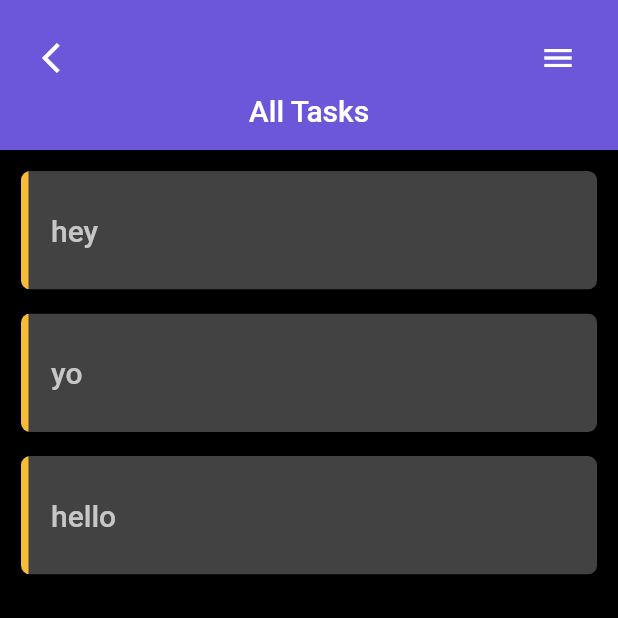
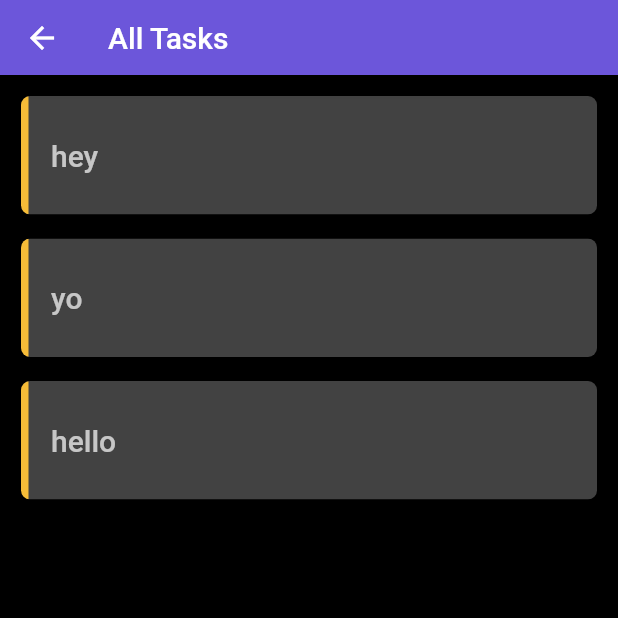
Before and after one commit to Eunice-nma/todolist, a Flutter app: the screen it shows after launch, after a tap on "All Task", on a phone screen of 412 x 824 dp, the top half of it. Run offline on Flutter 3.47's test engine with Material 2 defaults, Android fonts, the phone set to English and light mode, and no system bars; our stand-ins replace flutter_slidable.

Commit message:
Fixed Work Screen

```diff
--- a/lib/main.dart
+++ b/lib/main.dart
@@ -7,6 +7,7 @@ import 'package:what_to_do/pages/homePage.dart';
 import 'package:what_to_do/pages/shopping.dart';
 import 'package:what_to_do/pages/trash.dart';
 import 'package:what_to_do/pages/work.dart';
+import 'package:what_to_do/pages/work_new.dart';
 import 'package:what_to_do/utility/themes.dart';
 import 'package:provider/provider.dart';
 
@@ -31,7 +32,8 @@ class MyApp extends StatelessWidget {
         routes: {
         '/homePage':(context)=> HomePage(),
         '/allTask':(context)=> AllTask(),
-        '/work':(context)=> WorkFolder(),
+        '/work':(context)=> WorkFolderNew(),
+//        '/work':(context)=> WorkFolder(),
         '/home':(context)=> HomeFolder(),
         '/events':(context)=> EventsFolder(),
         '/shopping':(context)=> ShoppingFolder(),
--- a/lib/myAppBar.dart
+++ b/lib/myAppBar.dart
@@ -115,114 +115,3 @@ AppBar myAppBar(context, headerColor, headerText, todoList){
   );
 }
 */
- class MyAppBar extends StatefulWidget {
-   final Color headerColor;
-   final String headerText;
-
-   MyAppBar({this.headerColor, this.headerText});
-   @override
-   _MyAppBarState createState() => _MyAppBarState();
-
- }
-
- class _MyAppBarState extends State<MyAppBar> {
-   @override
-   Widget build(BuildContext context) {
-     return AppBar(
-         automaticallyImplyLeading: false,
-         toolbarHeight: 100, // Set this height
-         flexibleSpace: Container(
-           color: widget.headerColor
-         ),
-         title: Column(
-           children: <Widget>[
-             Row(
-               mainAxisAlignment: MainAxisAlignment.spaceBetween,
-               children: <Widget>[
-                 IconButton(
-                   icon: Icon(Icons.arrow_back_ios),
-                   onPressed: () => Navigator.pop(context),
-                 ),
-                 IconButton(
-                     onPressed:(){
-                       showDialog(
-                           context: context,
-                           builder: (_) => new AlertDialog(
-                             shape: RoundedRectangleBorder(
-                                 borderRadius: BorderRadius.all(Radius.circular(20.0))),
-                             elevation: 0,
-                             actions: <Widget>[
-                               FlatButton(child: Center(
-                                 child: Text(
-                                   'Show All Task',
-                                   style: allTask? TextStyle(
-                                       fontSize: 24.0,
-                                       color: Colors.grey[900],
-                                       fontWeight: FontWeight.w500
-                                   ):TextStyle(
-                                       fontSize: 20.0,
-                                       color: Colors.grey[600],
-                                       fontWeight: FontWeight.w500
-                                   ),
-                                 ),
-                               ),
-                                   onPressed: (){
-                                     setState(() {
-                                       allTask= true;
-                                       completedTask= false;
-                                       nonCompletedTask= false;
-                                       Navigator.of(context).pop();
-                                     });
-                                   }
-                               ),
-                               FlatButton(
-                                 onPressed: (){
-                                   setState(() {
-                                     allTask= false;
-                                     completedTask= true;
-                                     nonCompletedTask= false;
-                                     Navigator.of(context).pop();
-                                   });
-                                 },
-
-                                 child: Center(
-                                   child: Text(
-                                       'Show Completed Task',
-                                       style: completedTask? TextStyle(fontSize: 24.0, color: Colors.grey[900], fontWeight: FontWeight.w500):
-                                       TextStyle(fontSize: 20.0, color: Colors.grey[600], fontWeight: FontWeight.w500)
-                                   ),
-                                 ),
-                               ),
-                               FlatButton(child: Center(
-                                 child: Text(
-                                     'Show Uncompleted Task',
-                                     style: nonCompletedTask? TextStyle(fontSize: 24.0, color: Colors.grey[900], fontWeight: FontWeight.w500):
-                                     TextStyle(fontSize: 20.0, color: Colors.grey[600], fontWeight: FontWeight.w500)
-                                 ),
-                               ),
-                                   onPressed: (){
-
-                                      setState(() {
-                                        allTask= false;
-                                        completedTask= false;
-                                        nonCompletedTask= true;
-                                        Navigator.of(context).pop();
-                                      });
-                                   }
-                               )
-                             ],
-                           ));
-                     },
-                     icon: Icon(Icons.menu, color: Colors.white)
-                 ),
-               ],
-             ),
-             Align(
-                 alignment: Alignment.center,
-                 child: Text(widget.headerText)
-             )
-           ],
-         )
-     );
-   }
- }
--- a/lib/pages/allTask.dart
+++ b/lib/pages/allTask.dart
@@ -1,5 +1,7 @@
 import 'package:flutter/material.dart';
 import 'package:what_to_do/myAppBar.dart';
+import 'package:what_to_do/utility/colors.dart';
+import 'package:what_to_do/views/app_bar.dart';
 
 class AllTask extends StatefulWidget {
   @override
@@ -20,15 +22,10 @@ class _AllTaskState extends State<AllTask> {
   @override
   Widget build(BuildContext context) {
     return Scaffold(
-      appBar: AppBar(
-        automaticallyImplyLeading: false,
-        toolbarHeight: 100, // Set this
-        flexibleSpace: MyAppBar(
-          headerColor: Color(0xFF6c56da),
-          headerText: 'All Tasks',
-        ),
+      appBar: TLAppBar(
+        headerColor: TLColors.purple,
+        headerText: 'All Tasks',
       ),
-      //appBar: myAppBar(context, 0xFF6c56da, 'All Tasks'),
 
       body: Padding(
         padding: const EdgeInsets.all(10.0),
--- a/lib/pages/homePage.dart
+++ b/lib/pages/homePage.dart
@@ -1,11 +1,12 @@
 import 'package:flutter/material.dart';
+import 'package:what_to_do/utility/colors.dart';
+import 'package:what_to_do/utility/strings.dart';
 import 'package:what_to_do/utility/themes.dart';
+import 'package:what_to_do/views/folder_items.dart';
 import 'work.dart';
 import 'package:provider/provider.dart';
 
-
-bool isDarkModeOn= true;
-
+bool isDarkModeOn = true;
 
 class HomePage extends StatefulWidget {
   //final List count;
@@ -14,86 +15,20 @@ class HomePage extends StatefulWidget {
   _HomePageState createState() => _HomePageState();
 }
 
+class _HomePageState extends State<HomePage> {
+  @override
+  Widget build(BuildContext context) {
+    String workCount = todos.length.toString();
 
-class _HomePageState extends State<HomePage> {
-
-  @override
-
-  Widget build(BuildContext context) {
-    String workCount= todos.length.toString();
-
-    Widget folders(bgColor, folderName, img, location, number){
-      return GestureDetector(
-        onTap: (){
-          Navigator.pushNamed(context, location);
-        },
-        child: Container(
-          child: Padding(
-            padding: const EdgeInsets.all(12.0),
-            child: Column(
-              mainAxisAlignment: MainAxisAlignment.spaceBetween,
-              children: <Widget>[
-                Align(
-                  alignment: Alignment.topLeft,
-                  child: Text(
-                      folderName,
-                      style: TextStyle(
-                          fontSize: 16.0,
-                          color: Colors.white,
-                          fontWeight: FontWeight.bold
-                      )
-                  ),
-                ),
-                Align(
-                  alignment: Alignment.center,
-                  child: Icon(
-                    img,
-                    size: 50.0,
-                    color: Colors.white,
-                  ),
-                ),
-                Align(
-                  alignment: Alignment.bottomRight,
-                  child: Text(
-                    number,
-                    style: TextStyle(
-                        fontSize: 16.0,
-                        color: Colors.white,
-                        fontWeight: FontWeight.bold
-                    ),
-                  ),
-                )
-              ],
-            ),
-          ),
-          height: 143.0,
-
-          decoration: BoxDecoration(
-            borderRadius: BorderRadius.circular(10),
-            boxShadow: [
-              BoxShadow(
-                color: Theme.of(context).shadowColor,
-                spreadRadius: 0.9,
-                blurRadius: 5.0,
-                offset: Offset(5, 5), // changes position of shadow
-              ),
-            ],
-            color: bgColor,
-          ),
-        ),
-      );
-
-    }
     return Scaffold(
         appBar: AppBar(
           centerTitle: true,
           elevation: 0,
-        title: Text(
-          'MYTODOS',
-          style: Theme.of(context).textTheme.headline1,
+//          title: Text(
+//            TLStrings.appName,
+//            style: Theme.of(context).textTheme.headline1,
+//          ),
         ),
-      ),
-
         body: Padding(
           padding: const EdgeInsets.fromLTRB(25.0, 0.0, 25.0, 5.0),
           child: Column(
@@ -104,79 +39,100 @@ class _HomePageState extends State<HomePage> {
                 style: Theme.of(context).textTheme.headline1,
               ),
               SizedBox(height: 3.0),
-            Text(
-              'Welcome to MYTODO\'S, here are your folders',
-              style: TextStyle(color: Colors.grey[500], fontSize: 14.0, fontWeight: FontWeight.bold),
-            ),
+//              Text(
+//                'Welcome to MYTODO\'S, here are your folders',
+//                style: TextStyle(
+//                    color: Colors.grey[500],
+//                    fontSize: 14.0,
+//                ),
+//              ),
 
-            SizedBox(height: 10.0),
-
+              SizedBox(height: 20.0),
 
               Row(
                 mainAxisAlignment: MainAxisAlignment.spaceBetween,
                 children: <Widget>[
-                Expanded(child: folders(Color(0xFF6c56da), 'All Task', Icons.folder, '/allTask', '0')),
+                  Expanded(
+                    child: FolderItems(
+                      location: '/allTask',
+                      number: '0',
+                      folderName: 'All Task',
+                      icon: Icons.folder,
+                      bgColor: TLColors.purple,
+                    ),
+                  ),
                   SizedBox(width: 15.0),
-                Expanded(child: folders(Color(0xFF005ef5), 'Work', Icons.work, '/work', workCount)),
+                  Expanded(
+                    child: FolderItems(
+                      location: '/work',
+                      number: workCount,
+                      folderName: 'Work',
+                      icon: Icons.work,
+                      bgColor: TLColors.blue,
+                    ),
+                  ),
                 ],
               ),
 
               SizedBox(height: 15.0),
 
+//            Row(
+//              mainAxisAlignment: MainAxisAlignment.spaceBetween,
+//              children: <Widget>[
+//                Expanded(child: folders(Color(0xFFf6bc38), 'Home', Icons.home, '/home', '0')),
+//                SizedBox(width: 15.0),
+//                Expanded(child: folders(Color(0xFFf78c3f), 'Events', Icons.event, '/events', '0')),
+//              ],
+//            ),
+//
+//            SizedBox(height: 15.0),
+//
+//
+//            Row(
+//              mainAxisAlignment: MainAxisAlignment.spaceBetween,
+//              children: <Widget>[
+//                Expanded(child: folders(Color(0xFFf74f56), 'Shopping', Icons.shopping_cart, '/shopping', '0')),
+//                SizedBox(width: 15.0),
+//                Expanded(child: folders(Color(0xFF2ec98b), 'Health', Icons.healing, '/health', '0')),
+//              ],
+//            ),
+
+              SizedBox(height: 10.0),
+
+              Expanded(child: Container()),
 
               Row(
                 mainAxisAlignment: MainAxisAlignment.spaceBetween,
                 children: <Widget>[
-                Expanded(child: folders(Color(0xFFf6bc38), 'Home', Icons.home, '/home', '0')),
-                SizedBox(width: 15.0),
-                Expanded(child: folders(Color(0xFFf78c3f), 'Events', Icons.event, '/events', '0')),
-              ],
-            ),
-
-            SizedBox(height: 15.0),
-
-
-            Row(
-              mainAxisAlignment: MainAxisAlignment.spaceBetween,
-              children: <Widget>[
-                Expanded(child: folders(Color(0xFFf74f56), 'Shopping', Icons.shopping_cart, '/shopping', '0')),
-                SizedBox(width: 15.0),
-                Expanded(child: folders(Color(0xFF2ec98b), 'Health', Icons.healing, '/health', '0')),
-              ],
-            ),
-
-            SizedBox(height: 10.0),
-
-            Row(
-              mainAxisAlignment: MainAxisAlignment.spaceBetween,
-              children: <Widget> [
                   Column(
                     children: <Widget>[
                       IconButton(
                           icon: Icon(
-                          isDarkModeOn? Icons.nightlight_round: Icons.wb_sunny,
+                              isDarkModeOn
+                                  ? Icons.nightlight_round
+                                  : Icons.wb_sunny,
                               size: 30.0),
-                          onPressed: (){
-                            AppTheme appTheme = Provider.of<AppTheme>(context, listen: false);
+                          onPressed: () {
+                            AppTheme appTheme =
+                                Provider.of<AppTheme>(context, listen: false);
                             appTheme.swapTheme();
                             setState(() {
-                              isDarkModeOn= !isDarkModeOn;
+                              isDarkModeOn = !isDarkModeOn;
                             });
-                          }
-                      ),
+                          }),
                       Text(
-                    isDarkModeOn? 'Dark Mode':'Light Mode',
+                        isDarkModeOn ? 'Dark Mode' : 'Light Mode',
                         style: Theme.of(context).textTheme.bodyText2,
                       )
                     ],
                   ),
-                Column( children: <Widget>[
+                  Column(
+                    children: <Widget>[
                       IconButton(
                           icon: Icon(Icons.restore_from_trash, size: 30.0),
-                      onPressed: (){
+                          onPressed: () {
                             Navigator.pushNamed(context, '/trash');
-                      }
-                    ),
+                          }),
                       Text(
                         'Recycle Bin',
                         style: Theme.of(context).textTheme.bodyText2,
@@ -186,10 +142,10 @@ class _HomePageState extends State<HomePage> {
                 ],
               ),
 
+              SizedBox(height: 20.0),
 
             ],
           ),
-      )
-    );
+        ));
   }
 }
--- /dev/null
+++ b/lib/utility/colors.dart
@@ -0,0 +1,6 @@
+import 'dart:ui';
+
+class TLColors {
+  static const Color purple = Color(0xFF6c56da);
+  static const Color blue = Color(0xFF005ef5);
+}
--- /dev/null
+++ b/lib/utility/strings.dart
@@ -0,0 +1,6 @@
+import 'dart:core';
+
+class TLStrings {
+  static const String appName = 'MYTODO';
+  static const String work = 'Work';
+}
--- a/lib/utility/themes.dart
+++ b/lib/utility/themes.dart
@@ -47,7 +47,8 @@ class AppTheme extends ChangeNotifier{
             color: Colors.black,
             fontSize: 27.0,
             fontWeight: FontWeight.w500
-        )
+        ),
+
     ),
     shadowColor: Colors.grey.withOpacity(0.8),
     inputDecorationTheme: InputDecorationTheme(
@@ -80,7 +81,8 @@ class AppTheme extends ChangeNotifier{
             color: Colors.white,
             fontSize: 27.0,
             fontWeight: FontWeight.w500
-        )
+        ),
+
     ),
     shadowColor: Colors.black12.withOpacity(0.8),
     inputDecorationTheme: InputDecorationTheme(
--- /dev/null
+++ b/lib/views/app_bar.dart
@@ -0,0 +1,34 @@
+import 'dart:io';
+import 'package:flutter/cupertino.dart';
+import 'package:flutter/material.dart';
+
+class TLAppBar extends StatefulWidget implements PreferredSizeWidget {
+  final Color headerColor;
+  final String headerText;
+  final List<Widget> actions;
+
+  TLAppBar({this.headerColor, this.headerText, this.actions});
+  @override
+  _TLAppBarState createState() => _TLAppBarState();
+
+  @override
+  Size get preferredSize => new Size(25, 50);
+
+}
+
+
+class _TLAppBarState extends State<TLAppBar> {
+  @override
+  Widget build(BuildContext context) {
+    return AppBar(
+        automaticallyImplyLeading: false,
+        leading: IconButton(
+          icon: Platform.isIOS ? Icon(Icons.arrow_back_ios) : Icon(Icons.arrow_back),
+          onPressed: () => Navigator.pop(context),
+        ),// Set this height
+        backgroundColor: widget.headerColor,
+        title: Text(widget.headerText, textAlign: TextAlign.center,),
+        actions: widget.actions,
+    );
+  }
+}
--- /dev/null
+++ b/lib/views/folder_items.dart
@@ -0,0 +1,75 @@
+import 'package:flutter/cupertino.dart';
+import 'package:flutter/material.dart';
+
+class FolderItems extends StatelessWidget {
+  final String location;
+  final String folderName;
+  final Color bgColor;
+  final IconData icon;
+  final String number;
+
+  const FolderItems({Key key, this.location, this.folderName, this.bgColor, this.icon, this.number}) : super(key: key);
+
+  @override
+  Widget build(BuildContext context) {
+    return GestureDetector(
+      onTap: (){
+        Navigator.pushNamed(context, location);
+      },
+      child: Container(
+        child: Padding(
+          padding: const EdgeInsets.all(12.0),
+          child: Column(
+            mainAxisAlignment: MainAxisAlignment.spaceBetween,
+            children: <Widget>[
+              Align(
+                alignment: Alignment.topLeft,
+                child: Text(
+                    folderName,
+                    style: TextStyle(
+                        fontSize: 16.0,
+                        color: Colors.white,
+//                        fontWeight: FontWeight.bold
+                    )
+                ),
+              ),
+              Align(
+                alignment: Alignment.center,
+                child: Icon(
+                  icon,
+                  size: 50.0,
+                  color: Colors.white,
+                ),
+              ),
+              Align(
+                alignment: Alignment.bottomRight,
+                child: Text(
+                  number,
+                  style: TextStyle(
+                      fontSize: 16.0,
+                      color: Colors.white,
+                      fontWeight: FontWeight.bold
+                  ),
+                ),
+              )
+            ],
+          ),
+        ),
+        height: 143.0,
+
+        decoration: BoxDecoration(
+          borderRadius: BorderRadius.circular(10),
+          boxShadow: [
+            BoxShadow(
+              color: Theme.of(context).shadowColor,
+              spreadRadius: 0.9,
+              blurRadius: 5.0,
+              offset: Offset(5, 5), // changes position of shadow
+            ),
+          ],
+          color: bgColor,
+        ),
+      ),
+    );
+  }
+}
```
Also changed, not shown: lib/customCheckbox.dart (deleted, +0 -57 lines), lib/pages/work.dart (+6 -4 lines), lib/pages/work_new.dart (added, +147 -0 lines), lib/views/customCheckbox.dart (added, +30 -0 lines). Lines whose indentation alone changed are shown as unchanged.
